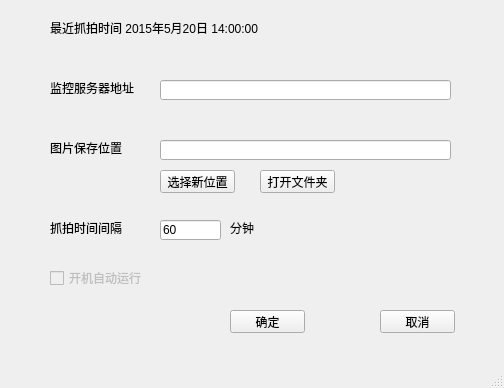
This is work/picsave/picsave/picsave.ui in thinkingl/thinkingl-code-lib as Qt 5 draws it before an edit. The edited form follows.
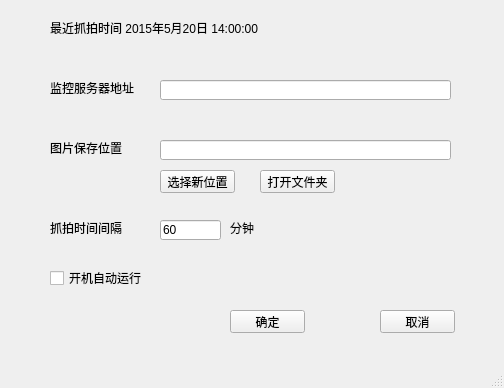
This is the edited form.

What changed in the file:
```diff
--- a/work/picsave/picsave/picsave.ui
+++ b/work/picsave/picsave/picsave.ui
@@ -166,7 +166,7 @@
    </widget>
    <widget class="QCheckBox" name="checkBoxAutoRun">
     <property name="enabled">
-     <bool>false</bool>
+     <bool>true</bool>
     </property>
     <property name="geometry">
      <rect>
```
